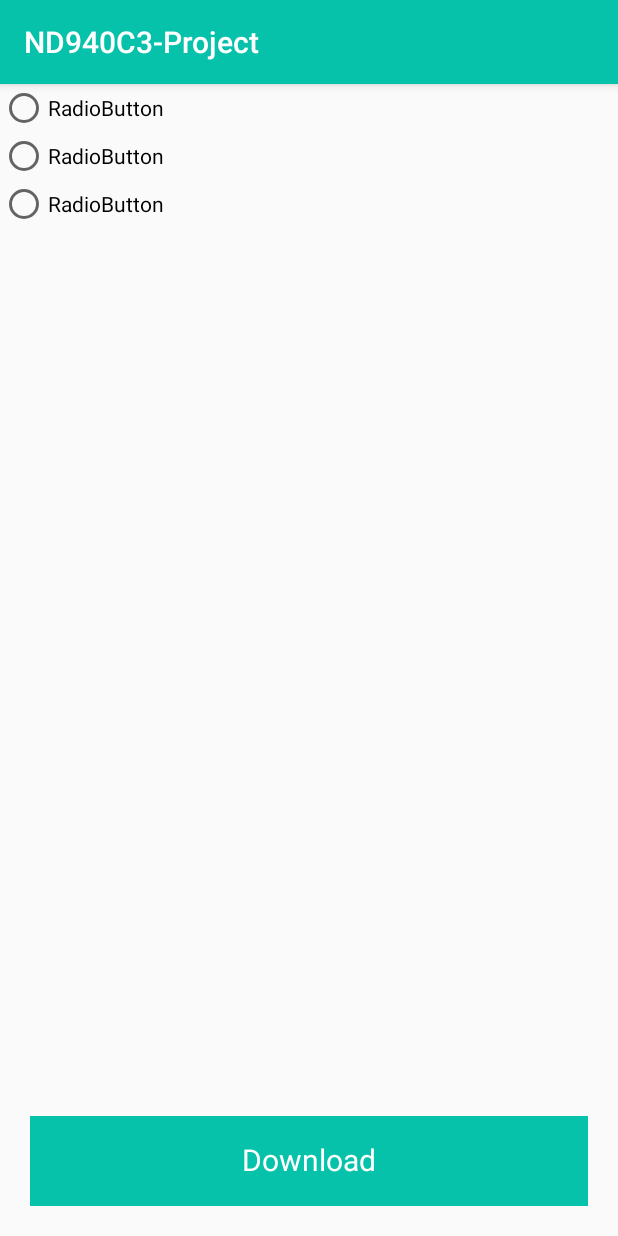
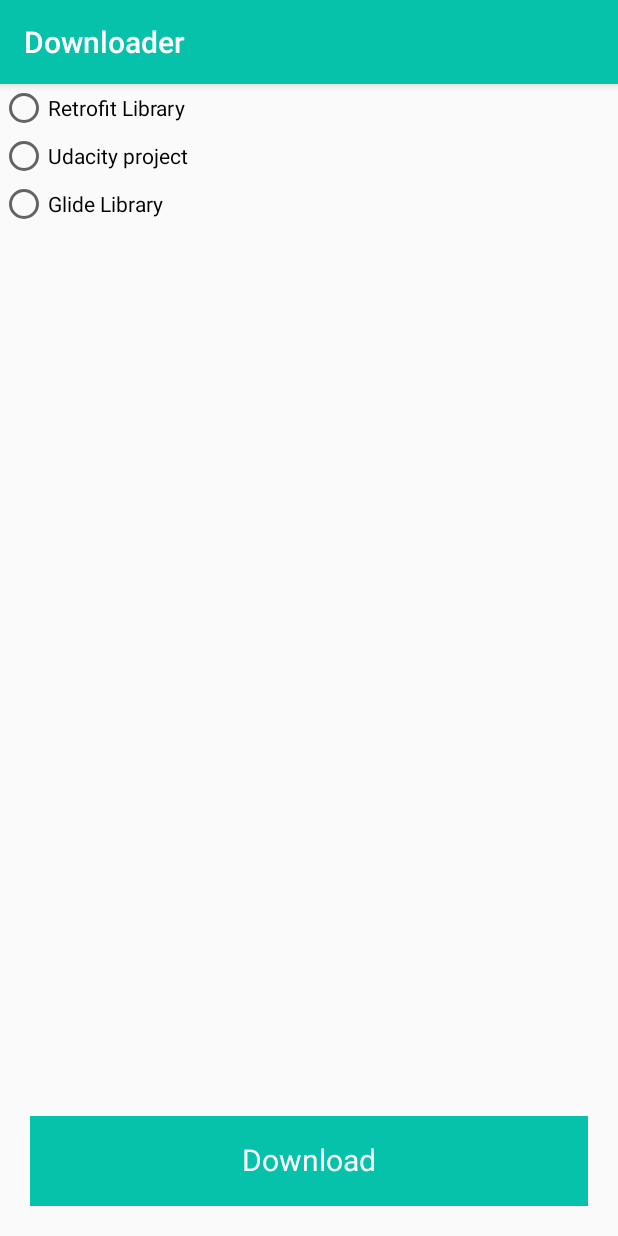
Before and after one commit to SLAYERVIX/Load_App, an Android app: the screen it shows after launch (MainActivity), after a tap on an icon or button, on a phone screen of 412 x 824 dp. Run offline under Robolectric (Android 15) with nearby library versions, the phone set to English and light mode, and no system bars.

```diff
--- a/app/src/main/java/com/udacity/URL.kt
+++ b/app/src/main/java/com/udacity/URL.kt
@@ -16,4 +16,9 @@ enum class URL (val uri: String, val title: String, val text: String) {
         "Retrofit: Type-safe HTTP client by Square, Inc",
         "Retrofit repository is downloaded"
     ),
+    DEFAULT(
+        "",
+        "",
+        ""
+    ),
 }
--- a/app/src/main/java/com/udacity/ui/screens/details/DetailActivity.kt
+++ b/app/src/main/java/com/udacity/ui/screens/details/DetailActivity.kt
@@ -17,12 +17,15 @@ class DetailActivity : AppCompatActivity() {
         setContentView(binding.root)
         setSupportActionBar(binding.toolbar)
 
+        // Check if intent extras is not null
+        // Set text with received intent
         if(intent?.extras != null){
             binding.content.fileNameTextView
             binding.content.fileNameTextView.text = intent.getStringExtra("fileName")
             binding.content.statusTextView.text = intent.getStringExtra("status")
         }
 
+        // on ok button click navigate to main activity
         binding.content.okButton.setOnClickListener {
             startActivity(Intent(this, MainActivity::class.java))
         }
--- a/app/src/main/java/com/udacity/ui/screens/main/MainActivity.kt
+++ b/app/src/main/java/com/udacity/ui/screens/main/MainActivity.kt
@@ -26,10 +26,12 @@ class MainActivity : AppCompatActivity() {
 
         setSupportActionBar(binding.toolbar)
 
+        // Call create notification channel
         createNotificationChannel(this)
 
         registerReceiver(receiver, IntentFilter(DownloadManager.ACTION_DOWNLOAD_COMPLETE))
 
+        // On every radio selection it will set the url to specific url
         binding.content.radioGroup.setOnCheckedChangeListener { _, i ->
             selectedDownloadUri = when (i) {
                 R.id.rb_retrofit -> URL.RETROFIT_URI
@@ -39,8 +41,12 @@ class MainActivity : AppCompatActivity() {
             }
         }
 
+
+        // Custom button click listener
+        // if uri is null it will show toast message
+        // else it will start loading the image
         binding.content.customButton.setOnClickListener {
-            if (selectedDownloadUri != null) {
+            if (selectedDownloadUri != URL.DEFAULT) {
                 binding.content.customButton.buttonState = ButtonState.Loading
                 download()
             } else {
@@ -61,7 +67,10 @@ class MainActivity : AppCompatActivity() {
         }
     }
 
+
+    // Launch download manager
     private fun download() {
+        // Create request and conditions
         val request =
             DownloadManager.Request(Uri.parse(selectedDownloadUri?.uri))
                 .setTitle(getString(R.string.app_name))
@@ -76,7 +85,7 @@ class MainActivity : AppCompatActivity() {
 
         val downloadManager = getSystemService(DOWNLOAD_SERVICE) as DownloadManager
         downloadID =
-            downloadManager.enqueue(request)// enqueue puts the download request in the queue.
+            downloadManager.enqueue(request) // enqueue the download request in the queue.
 
         val cursor = downloadManager.query(DownloadManager.Query().setFilterById(downloadID))
         if (cursor.moveToFirst()) {
--- a/app/src/main/res/layout/content_main.xml
+++ b/app/src/main/res/layout/content_main.xml
@@ -33,19 +33,19 @@
             android:id="@+id/rb_retrofit"
             android:layout_width="match_parent"
             android:layout_height="wrap_content"
-            android:text="RadioButton" />
+            android:text="Retrofit Library" />
 
         <RadioButton
             android:id="@+id/rb_udacity"
             android:layout_width="match_parent"
             android:layout_height="wrap_content"
-            android:text="RadioButton" />
+            android:text="Udacity project" />
 
         <RadioButton
             android:id="@+id/rb_glide"
             android:layout_width="match_parent"
             android:layout_height="wrap_content"
-            android:text="RadioButton" />
+            android:text="Glide Library" />
     </RadioGroup>
 
 </androidx.constraintlayout.widget.ConstraintLayout>
--- a/app/src/main/res/values/strings.xml
+++ b/app/src/main/res/values/strings.xml
@@ -1,5 +1,5 @@
 <resources>
-    <string name="app_name">ND940C3-Project</string>
+    <string name="app_name">Downloader</string>
     <string name="app_description">Download files from Internet</string>
     <string name="action_settings">Settings</string>
 
```
Also changed, not shown: app/src/main/java/com/udacity/core/NotificationUtil.kt (+18 -8 lines), app/src/main/java/com/udacity/ui/custom_views/LoadingButton.kt (+6 -1 lines).
